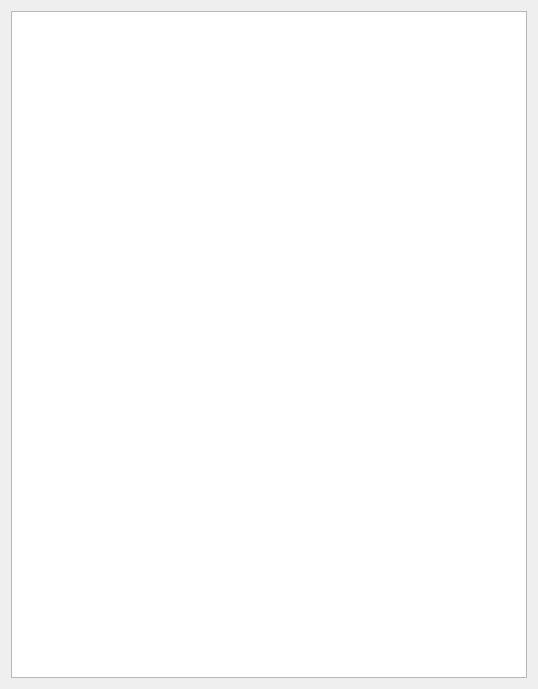
Before: the Qt Designer form app/shortcuts_ui/shortcutsdialog.ui in olegantonyan/mpz, drawn with Qt 5.
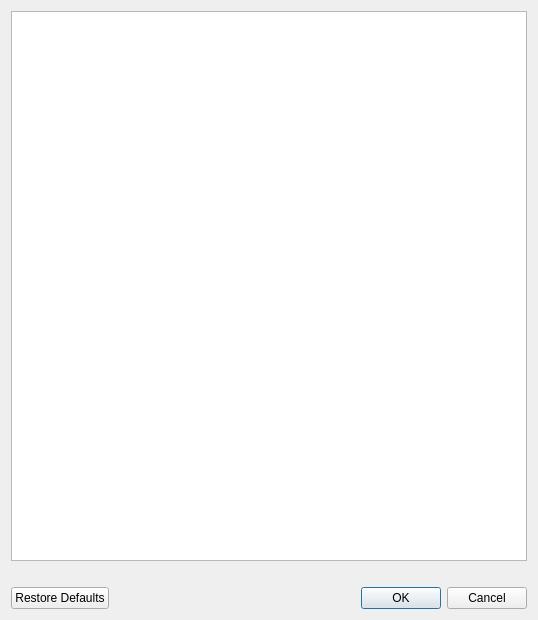
After: the same form once the commit is applied.

The edit to the form file:
```diff
--- a/app/shortcuts_ui/shortcutsdialog.ui
+++ b/app/shortcuts_ui/shortcutsdialog.ui
@@ -7,7 +7,7 @@
     <x>0</x>
     <y>0</y>
     <width>538</width>
-    <height>689</height>
+    <height>620</height>
    </rect>
   </property>
   <property name="windowTitle">
@@ -17,6 +17,26 @@
    <item>
     <widget class="QTableWidget" name="tableWidget"/>
    </item>
+   <item>
+    <widget class="QLabel" name="warningLabel">
+     <property name="text">
+      <string/>
+     </property>
+     <property name="wordWrap">
+      <bool>true</bool>
+     </property>
+    </widget>
+   </item>
+   <item>
+    <widget class="QDialogButtonBox" name="buttonBox">
+     <property name="orientation">
+      <enum>Qt::Horizontal</enum>
+     </property>
+     <property name="standardButtons">
+      <set>QDialogButtonBox::Cancel|QDialogButtonBox::Ok|QDialogButtonBox::RestoreDefaults</set>
+     </property>
+    </widget>
+   </item>
   </layout>
  </widget>
  <resources/>
```
